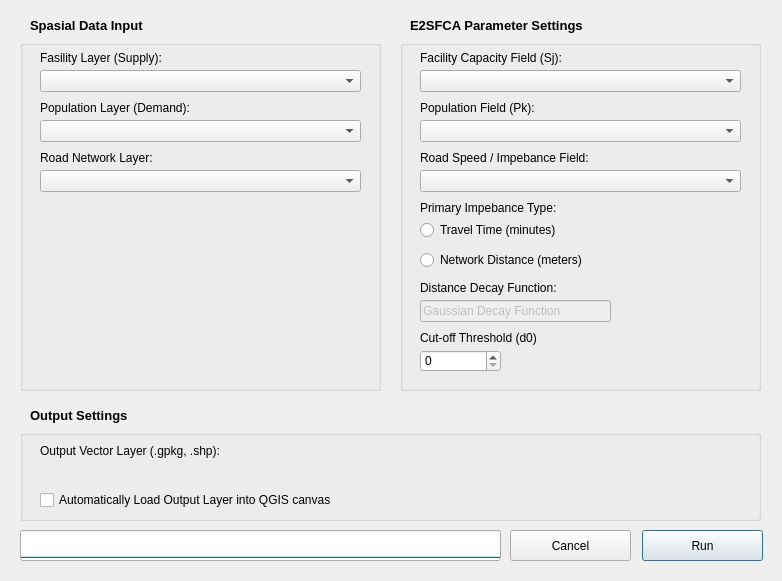
Qt form e2sfca_plugin_dialog_base.ui (daffaridho26/qgis-e2sfca-plugin) before a commit.
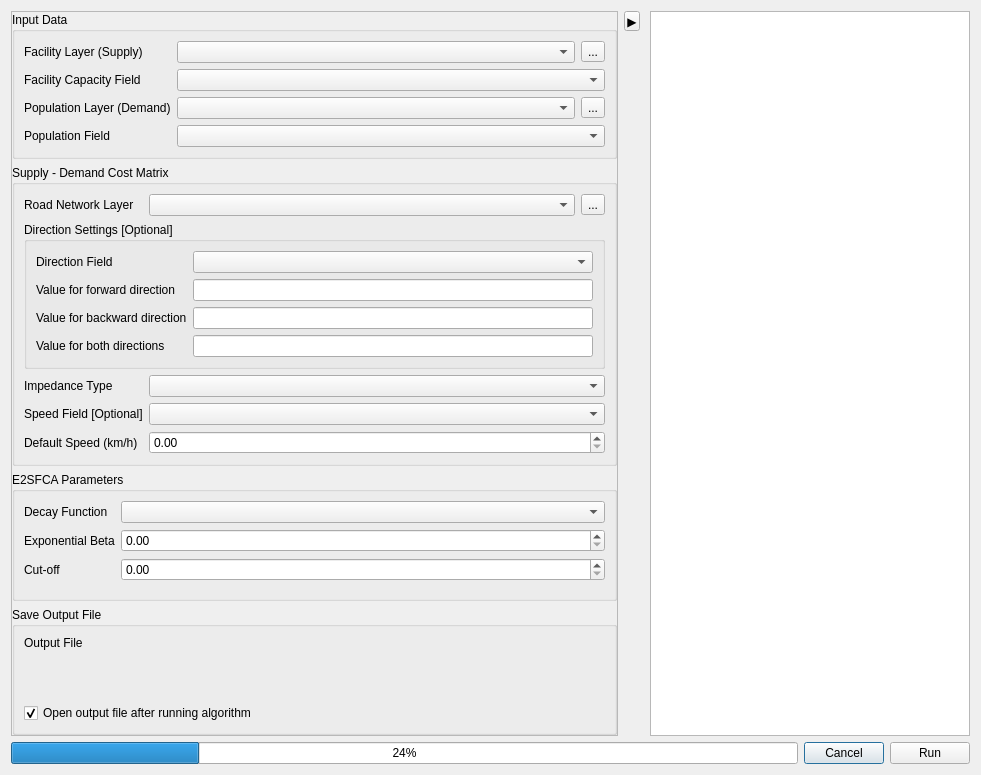
The same form after that commit. Custom widgets are drawn as their Qt base class.

```diff
--- a/e2sfca_plugin_dialog_base.ui
+++ b/e2sfca_plugin_dialog_base.ui
@@ -6,8 +6,8 @@
    <rect>
     <x>0</x>
     <y>0</y>
-    <width>782</width>
-    <height>581</height>
+    <width>981</width>
+    <height>775</height>
    </rect>
   </property>
   <property name="minimumSize">
@@ -19,659 +19,389 @@
   <property name="windowTitle">
    <string>E2SFCA Accessibility Calculator</string>
   </property>
-  <widget class="QGroupBox" name="group_spatial_input">
-   <property name="geometry">
-    <rect>
-     <x>20</x>
-     <y>40</y>
-     <width>361</width>
-     <height>351</height>
-    </rect>
-   </property>
-   <property name="title">
-    <string/>
-   </property>
-   <widget class="QComboBox" name="combo_facility_layer">
-    <property name="geometry">
-     <rect>
-      <x>20</x>
-      <y>30</y>
-      <width>321</width>
-      <height>22</height>
-     </rect>
-    </property>
-    <property name="font">
-     <font>
-      <pointsize>9</pointsize>
-     </font>
-    </property>
-    <property name="toolTip">
-     <string>Select the facility point layer (Supply).</string>
-    </property>
-   </widget>
-   <widget class="QComboBox" name="combo_pop_layer">
-    <property name="geometry">
-     <rect>
-      <x>20</x>
-      <y>80</y>
-      <width>321</width>
-      <height>22</height>
-     </rect>
-    </property>
-    <property name="font">
-     <font>
-      <pointsize>9</pointsize>
-     </font>
-    </property>
-    <property name="toolTip">
-     <string>Select the settlement centroid or population point layer (Demand).</string>
-    </property>
-   </widget>
-   <widget class="QComboBox" name="combo_road_layer">
-    <property name="geometry">
-     <rect>
-      <x>20</x>
-      <y>130</y>
-      <width>321</width>
-      <height>22</height>
-     </rect>
-    </property>
-    <property name="font">
-     <font>
-      <pointsize>9</pointsize>
-     </font>
-    </property>
-    <property name="toolTip">
-     <string>Select the road network line layer for network routing analysis.</string>
-    </property>
-   </widget>
-   <widget class="QLabel" name="label_1">
-    <property name="geometry">
-     <rect>
-      <x>20</x>
-      <y>10</y>
-      <width>191</width>
-      <height>16</height>
-     </rect>
-    </property>
-    <property name="font">
-     <font>
-      <pointsize>9</pointsize>
-     </font>
-    </property>
-    <property name="toolTip">
-     <string>Select the facility point layer (Supply).</string>
-    </property>
-    <property name="text">
-     <string>Fasility Layer (Supply):</string>
-    </property>
-   </widget>
-   <widget class="QLabel" name="label_3">
-    <property name="geometry">
-     <rect>
-      <x>20</x>
-      <y>110</y>
-      <width>161</width>
-      <height>16</height>
-     </rect>
-    </property>
-    <property name="font">
-     <font>
-      <pointsize>9</pointsize>
-     </font>
-    </property>
-    <property name="toolTip">
-     <string>Select the road network line layer for network routing analysis.</string>
-    </property>
-    <property name="text">
-     <string>Road Network Layer:</string>
-    </property>
-   </widget>
-   <widget class="QLabel" name="label_4">
-    <property name="geometry">
-     <rect>
-      <x>20</x>
-      <y>60</y>
-      <width>201</width>
-      <height>16</height>
-     </rect>
-    </property>
-    <property name="font">
-     <font>
-      <pointsize>9</pointsize>
-     </font>
-    </property>
-    <property name="toolTip">
-     <string>Select the settlement centroid or population point layer (Demand).</string>
-    </property>
-    <property name="text">
-     <string>Population Layer (Demand):</string>
-    </property>
-   </widget>
-  </widget>
-  <widget class="QGroupBox" name="group_parameters">
-   <property name="geometry">
-    <rect>
-     <x>400</x>
-     <y>40</y>
-     <width>361</width>
-     <height>351</height>
-    </rect>
-   </property>
-   <property name="title">
-    <string/>
-   </property>
-   <widget class="QSpinBox" name="spin_threshold">
-    <property name="geometry">
-     <rect>
-      <x>20</x>
-      <y>310</y>
-      <width>81</width>
-      <height>22</height>
-     </rect>
-    </property>
-    <property name="font">
-     <font>
-      <pointsize>9</pointsize>
-     </font>
-    </property>
-    <property name="toolTip">
-     <string>Set the maximum travel time/distance threshold (cut-off threshold d0).</string>
-    </property>
-   </widget>
-   <widget class="QComboBox" name="combo_capacity_field">
-    <property name="geometry">
-     <rect>
-      <x>20</x>
-      <y>30</y>
-      <width>321</width>
-      <height>22</height>
-     </rect>
-    </property>
-    <property name="font">
-     <font>
-      <pointsize>9</pointsize>
-     </font>
-    </property>
-    <property name="toolTip">
-     <string>Select the facility capacity attribute field (Sj).</string>
-    </property>
-   </widget>
-   <widget class="QComboBox" name="combo_pop_field">
-    <property name="geometry">
-     <rect>
-      <x>20</x>
-      <y>80</y>
-      <width>321</width>
-      <height>22</height>
-     </rect>
-    </property>
-    <property name="font">
-     <font>
-      <pointsize>9</pointsize>
-     </font>
-    </property>
-    <property name="toolTip">
-     <string>Select the population count attribute field (Pk) for each settlement location.</string>
-    </property>
-   </widget>
-   <widget class="QComboBox" name="combo_speed_field">
-    <property name="geometry">
-     <rect>
-      <x>20</x>
-      <y>130</y>
-      <width>321</width>
-      <height>22</height>
-     </rect>
-    </property>
-    <property name="font">
-     <font>
-      <pointsize>9</pointsize>
-     </font>
-    </property>
-    <property name="toolTip">
-     <string>Select the average travel speed attribute field based on road classification.</string>
-    </property>
-   </widget>
-   <widget class="QLabel" name="label_2">
-    <property name="geometry">
-     <rect>
-      <x>20</x>
-      <y>10</y>
-      <width>201</width>
-      <height>16</height>
-     </rect>
-    </property>
-    <property name="font">
-     <font>
-      <pointsize>9</pointsize>
-     </font>
-    </property>
-    <property name="toolTip">
-     <string>Select the facility capacity attribute field (Sj).</string>
-    </property>
-    <property name="text">
-     <string>Facility Capacity Field (Sj):</string>
-    </property>
-   </widget>
-   <widget class="QLabel" name="label_5">
-    <property name="geometry">
-     <rect>
-      <x>20</x>
-      <y>60</y>
-      <width>141</width>
-      <height>16</height>
-     </rect>
-    </property>
-    <property name="font">
-     <font>
-      <pointsize>9</pointsize>
-     </font>
-    </property>
-    <property name="toolTip">
-     <string>Select the population count attribute field (Pk) for each settlement location.</string>
-    </property>
-    <property name="text">
-     <string>Population Field (Pk):</string>
-    </property>
-   </widget>
-   <widget class="QLabel" name="label_6">
-    <property name="geometry">
-     <rect>
-      <x>20</x>
-      <y>110</y>
-      <width>241</width>
-      <height>16</height>
-     </rect>
-    </property>
-    <property name="font">
-     <font>
-      <pointsize>9</pointsize>
-     </font>
-    </property>
-    <property name="toolTip">
-     <string>Select the average travel speed attribute field based on road classification.</string>
-    </property>
-    <property name="text">
-     <string>Road Speed / Impebance Field:</string>
-    </property>
-   </widget>
-   <widget class="QLabel" name="label_7">
-    <property name="geometry">
-     <rect>
-      <x>20</x>
-      <y>160</y>
-      <width>211</width>
-      <height>16</height>
-     </rect>
-    </property>
-    <property name="font">
-     <font>
-      <pointsize>9</pointsize>
-     </font>
-    </property>
-    <property name="toolTip">
-     <string>Network Travel Impedance Criterion.
-
-Options:
-- Travel Time (minutes): calculated using road speed and segment length
-- Network Distance (meters): calculated based on network shortest path</string>
-    </property>
-    <property name="text">
-     <string>Primary Impebance Type:</string>
-    </property>
-   </widget>
-   <widget class="QRadioButton" name="radio_time">
-    <property name="geometry">
-     <rect>
-      <x>20</x>
-      <y>180</y>
-      <width>201</width>
-      <height>20</height>
-     </rect>
-    </property>
-    <property name="font">
-     <font>
-      <pointsize>9</pointsize>
-     </font>
-    </property>
-    <property name="toolTip">
-     <string>Use travel time (minutes) as network travel impedance.</string>
-    </property>
-    <property name="text">
-     <string>Travel Time (minutes)</string>
-    </property>
-   </widget>
-   <widget class="QRadioButton" name="radio_distance">
-    <property name="geometry">
-     <rect>
-      <x>20</x>
-      <y>210</y>
-      <width>211</width>
-      <height>20</height>
-     </rect>
-    </property>
-    <property name="font">
-     <font>
-      <pointsize>9</pointsize>
-     </font>
-    </property>
-    <property name="toolTip">
-     <string>Use network distance (meters) as travel impedance.</string>
-    </property>
-    <property name="text">
-     <string>Network Distance (meters)</string>
-    </property>
-   </widget>
-   <widget class="QLabel" name="label_8">
-    <property name="geometry">
-     <rect>
-      <x>20</x>
-      <y>240</y>
-      <width>211</width>
-      <height>16</height>
-     </rect>
-    </property>
-    <property name="font">
-     <font>
-      <pointsize>9</pointsize>
-     </font>
-    </property>
-    <property name="text">
-     <string>Distance Decay Function:</string>
-    </property>
-   </widget>
-   <widget class="QLabel" name="label_9">
-    <property name="geometry">
-     <rect>
-      <x>20</x>
-      <y>290</y>
-      <width>211</width>
-      <height>16</height>
-     </rect>
-    </property>
-    <property name="minimumSize">
-     <size>
-      <width>0</width>
-      <height>16</height>
-     </size>
-    </property>
-    <property name="font">
-     <font>
-      <pointsize>9</pointsize>
-     </font>
-    </property>
-    <property name="toolTip">
-     <string>Continuous Gaussian distance decay function that defines how the accessibility influence decreases with travel time/distance.
-
-Options:
-- Continuous Gaussian: smooth, bell-shaped falloff within threshold (d0)
-- Step 1 (Sub-zone 1): 0 - d1 (High weight)
-- Step 2 (Sub-zone 2): d1 - d2 (Medium weight)
-- Step 3 (Sub-zone 3): d2 - d0 (Low weight)</string>
-    </property>
-    <property name="text">
-     <string>Cut-off Threshold (d0)</string>
-    </property>
-   </widget>
-   <widget class="QLineEdit" name="line_gaussian">
-    <property name="enabled">
-     <bool>false</bool>
-    </property>
-    <property name="geometry">
-     <rect>
-      <x>20</x>
-      <y>260</y>
-      <width>191</width>
-      <height>22</height>
-     </rect>
-    </property>
-    <property name="font">
-     <font>
-      <pointsize>9</pointsize>
-     </font>
-    </property>
-    <property name="toolTip">
-     <string>Peluruhan Gaussian (Gaussian Decay):
-• Konsep: Memodelkan perilaku perjalanan masyarakat secara intuitif menggunakan kurva peluruhan bergradasi halus (berbentuk kurva-S).
-• Karakteristik: Memberikan bobot tertinggi (W=1.00) di titik asal terdekat, menurun cukup cepat di area menengah, dan melambat mendekati nol saat mencapai ambang waktu maksimum (d0).
-• Keunggulan: Menghilangkan asumsi &quot;diskretisasi kaku&quot; di mana seluruh titik dalam satu zona dianggap memiliki akses yang sama.</string>
-    </property>
-    <property name="text">
-     <string>Gaussian Decay Function</string>
-    </property>
-    <property name="readOnly">
-     <bool>true</bool>
-    </property>
-   </widget>
-  </widget>
-  <widget class="QGroupBox" name="group_output">
-   <property name="geometry">
-    <rect>
-     <x>20</x>
-     <y>430</y>
-     <width>741</width>
-     <height>91</height>
-    </rect>
-   </property>
-   <property name="title">
-    <string/>
-   </property>
-   <widget class="QLabel" name="label_11">
-    <property name="geometry">
-     <rect>
-      <x>20</x>
-      <y>0</y>
-      <width>241</width>
-      <height>21</height>
-     </rect>
-    </property>
-    <property name="font">
-     <font>
-      <pointsize>9</pointsize>
-     </font>
-    </property>
-    <property name="text">
-     <string/>
-    </property>
-   </widget>
-   <widget class="QCheckBox" name="chk_autoload">
-    <property name="geometry">
-     <rect>
-      <x>20</x>
-      <y>60</y>
-      <width>361</width>
-      <height>20</height>
-     </rect>
-    </property>
-    <property name="font">
-     <font>
-      <pointsize>9</pointsize>
-     </font>
-    </property>
-    <property name="toolTip">
-     <string>Check to automatically render the thematic output layer on the QGIS canvas.</string>
-    </property>
-    <property name="text">
-     <string>Automatically Load Output Layer into QGIS canvas</string>
-    </property>
-   </widget>
-   <widget class="QgsFileWidget" name="output_file_widget">
-    <property name="geometry">
-     <rect>
-      <x>20</x>
-      <y>30</y>
-      <width>701</width>
-      <height>27</height>
-     </rect>
-    </property>
-    <property name="font">
-     <font>
-      <pointsize>9</pointsize>
-     </font>
-    </property>
-    <property name="dialogTitle">
-     <string>Pilih Lokasi Simpan Hasil E2SFCA</string>
-    </property>
-    <property name="filter">
-     <string>GeoPackage (*.gpkg);;Shapefile (*.shp)</string>
-    </property>
-    <property name="storageMode">
-     <enum>QgsFileWidget::SaveFile</enum>
-    </property>
-   </widget>
-   <widget class="QLabel" name="label_10">
-    <property name="geometry">
-     <rect>
-      <x>20</x>
-      <y>10</y>
-      <width>241</width>
-      <height>21</height>
-     </rect>
-    </property>
-    <property name="font">
-     <font>
-      <pointsize>9</pointsize>
-     </font>
-    </property>
-    <property name="toolTip">
-     <string>Specify the destination folder and output file path (.gpkg/.shp).</string>
-    </property>
-    <property name="lineWidth">
-     <number>6</number>
-    </property>
-    <property name="text">
-     <string>Output Vector Layer (.gpkg, .shp):</string>
-    </property>
-   </widget>
-  </widget>
-  <widget class="QProgressBar" name="progress_bar">
-   <property name="geometry">
-    <rect>
-     <x>20</x>
-     <y>530</y>
-     <width>481</width>
-     <height>31</height>
-    </rect>
-   </property>
-   <property name="font">
-    <font>
-     <pointsize>9</pointsize>
-    </font>
-   </property>
-   <property name="value">
-    <number>0</number>
-   </property>
-   <property name="orientation">
-    <enum>Qt::Vertical</enum>
-   </property>
-  </widget>
-  <widget class="QLabel" name="label_12">
-   <property name="geometry">
-    <rect>
-     <x>410</x>
-     <y>10</y>
-     <width>251</width>
-     <height>31</height>
-    </rect>
-   </property>
-   <property name="minimumSize">
-    <size>
-     <width>2</width>
-     <height>7</height>
-    </size>
-   </property>
-   <property name="font">
-    <font>
-     <pointsize>10</pointsize>
-     <weight>75</weight>
-     <bold>true</bold>
-     <stylestrategy>PreferAntialias</stylestrategy>
-    </font>
-   </property>
-   <property name="frameShape">
-    <enum>QFrame::NoFrame</enum>
-   </property>
-   <property name="text">
-    <string>E2SFCA Parameter Settings</string>
-   </property>
-  </widget>
-  <widget class="QLabel" name="label_13">
-   <property name="geometry">
-    <rect>
-     <x>30</x>
-     <y>400</y>
-     <width>201</width>
-     <height>31</height>
-    </rect>
-   </property>
-   <property name="font">
-    <font>
-     <pointsize>10</pointsize>
-     <weight>75</weight>
-     <bold>true</bold>
-     <stylestrategy>PreferAntialias</stylestrategy>
-    </font>
-   </property>
-   <property name="frameShape">
-    <enum>QFrame::NoFrame</enum>
-   </property>
-   <property name="text">
-    <string>Output Settings</string>
-   </property>
-  </widget>
-  <widget class="QLabel" name="label_14">
-   <property name="geometry">
-    <rect>
-     <x>30</x>
-     <y>10</y>
-     <width>201</width>
-     <height>31</height>
-    </rect>
-   </property>
-   <property name="font">
-    <font>
-     <pointsize>10</pointsize>
-     <weight>75</weight>
-     <bold>true</bold>
-     <stylestrategy>PreferAntialias</stylestrategy>
-    </font>
-   </property>
-   <property name="frameShape">
-    <enum>QFrame::NoFrame</enum>
-   </property>
-   <property name="text">
-    <string>Spasial Data Input</string>
-   </property>
-  </widget>
-  <widget class="QPushButton" name="btn_run">
-   <property name="geometry">
-    <rect>
-     <x>642</x>
-     <y>530</y>
-     <width>121</width>
-     <height>31</height>
-    </rect>
-   </property>
-   <property name="text">
-    <string>Run</string>
-   </property>
-  </widget>
-  <widget class="QPushButton" name="btn_cancel">
-   <property name="geometry">
-    <rect>
-     <x>510</x>
-     <y>530</y>
-     <width>121</width>
-     <height>31</height>
-    </rect>
-   </property>
-   <property name="text">
-    <string>Cancel</string>
-   </property>
-  </widget>
+  <layout class="QVBoxLayout" name="verticalLayout_4">
+   <item>
+    <layout class="QHBoxLayout" name="horizontalLayout_4">
+     <item>
+      <widget class="QScrollArea" name="scrollArea">
+       <property name="minimumSize">
+        <size>
+         <width>360</width>
+         <height>0</height>
+        </size>
+       </property>
+       <property name="widgetResizable">
+        <bool>true</bool>
+       </property>
+       <widget class="QWidget" name="scrollAreaWidgetContents">
+        <property name="geometry">
+         <rect>
+          <x>0</x>
+          <y>0</y>
+          <width>599</width>
+          <height>712</height>
+         </rect>
+        </property>
+        <layout class="QVBoxLayout" name="verticalLayout_2">
+         <property name="leftMargin">
+          <number>0</number>
+         </property>
+         <property name="topMargin">
+          <number>0</number>
+         </property>
+         <property name="rightMargin">
+          <number>0</number>
+         </property>
+         <property name="bottomMargin">
+          <number>0</number>
+         </property>
+         <item>
+          <widget class="QGroupBox" name="groupBox">
+           <property name="title">
+            <string>Input Data</string>
+           </property>
+           <layout class="QFormLayout" name="formLayout">
+            <item row="0" column="0">
+             <widget class="QLabel" name="label">
+              <property name="text">
+               <string>Facility Layer (Supply)</string>
+              </property>
+             </widget>
+            </item>
+            <item row="0" column="1">
+             <layout class="QHBoxLayout" name="horizontalLayout">
+              <item>
+               <widget class="QComboBox" name="comboBox"/>
+              </item>
+              <item>
+               <widget class="QToolButton" name="toolButton">
+                <property name="text">
+                 <string>...</string>
+                </property>
+               </widget>
+              </item>
+             </layout>
+            </item>
+            <item row="1" column="0">
+             <widget class="QLabel" name="label_2">
+              <property name="text">
+               <string>Facility Capacity Field</string>
+              </property>
+             </widget>
+            </item>
+            <item row="1" column="1">
+             <widget class="QComboBox" name="comboBox_2"/>
+            </item>
+            <item row="2" column="0">
+             <widget class="QLabel" name="label_3">
+              <property name="text">
+               <string>Population Layer (Demand)</string>
+              </property>
+             </widget>
+            </item>
+            <item row="2" column="1">
+             <layout class="QHBoxLayout" name="horizontalLayout_2">
+              <item>
+               <widget class="QComboBox" name="comboBox_3"/>
+              </item>
+              <item>
+               <widget class="QToolButton" name="toolButton_2">
+                <property name="text">
+                 <string>...</string>
+                </property>
+               </widget>
+              </item>
+             </layout>
+            </item>
+            <item row="3" column="0">
+             <widget class="QLabel" name="label_4">
+              <property name="text">
+               <string>Population Field</string>
+              </property>
+             </widget>
+            </item>
+            <item row="3" column="1">
+             <widget class="QComboBox" name="comboBox_4"/>
+            </item>
+           </layout>
+          </widget>
+         </item>
+         <item>
+          <widget class="QGroupBox" name="groupBox_2">
+           <property name="title">
+            <string>Supply - Demand Cost Matrix</string>
+           </property>
+           <layout class="QFormLayout" name="formLayout_2">
+            <item row="0" column="0">
+             <widget class="QLabel" name="label_5">
+              <property name="text">
+               <string>Road Network Layer</string>
+              </property>
+             </widget>
+            </item>
+            <item row="0" column="1">
+             <layout class="QHBoxLayout" name="horizontalLayout_3">
+              <item>
+               <widget class="QComboBox" name="comboBox_5"/>
+              </item>
+              <item>
+               <widget class="QToolButton" name="toolButton_3">
+                <property name="text">
+                 <string>...</string>
+                </property>
+               </widget>
+              </item>
+             </layout>
+            </item>
+            <item row="1" column="0" colspan="2">
+             <widget class="QgsCollapsibleGroupBox" name="mGroupBox">
+              <property name="title">
+               <string>Direction Settings [Optional]</string>
+              </property>
+              <layout class="QFormLayout" name="formLayout_5">
+               <item row="0" column="0">
+                <widget class="QLabel" name="label_12">
+                 <property name="text">
+                  <string>Direction Field</string>
+                 </property>
+                </widget>
+               </item>
+               <item row="0" column="1">
+                <widget class="QComboBox" name="comboBox_9"/>
+               </item>
+               <item row="1" column="0">
+                <widget class="QLabel" name="label_13">
+                 <property name="text">
+                  <string>Value for forward direction</string>
+                 </property>
+                </widget>
+               </item>
+               <item row="1" column="1">
+                <widget class="QLineEdit" name="lineEdit"/>
+               </item>
+               <item row="2" column="0">
+                <widget class="QLabel" name="label_14">
+                 <property name="text">
+                  <string>Value for backward direction</string>
+                 </property>
+                </widget>
+               </item>
+               <item row="2" column="1">
+                <widget class="QLineEdit" name="lineEdit_2"/>
+               </item>
+               <item row="3" column="1">
+                <widget class="QLineEdit" name="lineEdit_3"/>
+               </item>
+               <item row="3" column="0">
+                <widget class="QLabel" name="label_15">
+                 <property name="text">
+                  <string>Value for both directions</string>
+                 </property>
+                </widget>
+               </item>
+              </layout>
+             </widget>
+            </item>
+            <item row="2" column="0">
+             <widget class="QLabel" name="label_6">
+              <property name="text">
+               <string>Impedance Type</string>
+              </property>
+             </widget>
+            </item>
+            <item row="2" column="1">
+             <widget class="QComboBox" name="comboBox_6"/>
+            </item>
+            <item row="3" column="0">
+             <widget class="QLabel" name="label_7">
+              <property name="text">
+               <string>Speed Field [Optional]</string>
+              </property>
+             </widget>
+            </item>
+            <item row="3" column="1">
+             <widget class="QComboBox" name="comboBox_7"/>
+            </item>
+            <item row="4" column="0">
+             <widget class="QLabel" name="label_8">
+              <property name="text">
+               <string>Default Speed (km/h)</string>
+              </property>
+             </widget>
+            </item>
+            <item row="4" column="1">
+             <widget class="QDoubleSpinBox" name="doubleSpinBox"/>
+            </item>
+           </layout>
+          </widget>
+         </item>
+         <item>
+          <widget class="QGroupBox" name="groupBox_4">
+           <property name="title">
+            <string>E2SFCA Parameters</string>
+           </property>
+           <layout class="QFormLayout" name="formLayout_4">
+            <item row="0" column="0">
+             <widget class="QLabel" name="label_11">
+              <property name="text">
+               <string>Decay Function</string>
+              </property>
+             </widget>
+            </item>
+            <item row="0" column="1">
+             <widget class="QComboBox" name="comboBox_8"/>
+            </item>
+            <item row="1" column="0">
+             <widget class="QLabel" name="label_16">
+              <property name="text">
+               <string>Exponential Beta</string>
+              </property>
+             </widget>
+            </item>
+            <item row="1" column="1">
+             <widget class="QDoubleSpinBox" name="doubleSpinBox_3"/>
+            </item>
+            <item row="2" column="0">
+             <widget class="QLabel" name="label_9">
+              <property name="text">
+               <string>Cut-off</string>
+              </property>
+             </widget>
+            </item>
+            <item row="2" column="1">
+             <widget class="QDoubleSpinBox" name="doubleSpinBox_2"/>
+            </item>
+           </layout>
+          </widget>
+         </item>
+         <item>
+          <widget class="QGroupBox" name="groupBox_3">
+           <property name="title">
+            <string>Save Output File</string>
+           </property>
+           <layout class="QVBoxLayout" name="verticalLayout">
+            <item>
+             <layout class="QFormLayout" name="formLayout_3">
+              <property name="verticalSpacing">
+               <number>7</number>
+              </property>
+              <item row="0" column="0">
+               <widget class="QLabel" name="label_10">
+                <property name="text">
+                 <string>Output File</string>
+                </property>
+               </widget>
+              </item>
+              <item row="0" column="1">
+               <widget class="QgsFileWidget" name="mQgsFileWidget"/>
+              </item>
+             </layout>
+            </item>
+            <item>
+             <widget class="QCheckBox" name="checkBox">
+              <property name="text">
+               <string>Open output file after running algorithm</string>
+              </property>
+              <property name="checked">
+               <bool>true</bool>
+              </property>
+             </widget>
+            </item>
+           </layout>
+          </widget>
+         </item>
+        </layout>
+       </widget>
+      </widget>
+     </item>
+     <item>
+      <layout class="QVBoxLayout" name="verticalLayout_3">
+       <item>
+        <widget class="QToolButton" name="toolButton_4">
+         <property name="minimumSize">
+          <size>
+           <width>16</width>
+           <height>20</height>
+          </size>
+         </property>
+         <property name="maximumSize">
+          <size>
+           <width>16</width>
+           <height>20</height>
+          </size>
+         </property>
+         <property name="text">
+          <string>▶</string>
+         </property>
+        </widget>
+       </item>
+       <item>
+        <spacer name="verticalSpacer">
+         <property name="orientation">
+          <enum>Qt::Vertical</enum>
+         </property>
+         <property name="sizeHint" stdset="0">
+          <size>
+           <width>20</width>
+           <height>418</height>
+          </size>
+         </property>
+        </spacer>
+       </item>
+      </layout>
+     </item>
+     <item>
+      <widget class="QTextBrowser" name="textBrowser">
+       <property name="minimumSize">
+        <size>
+         <width>210</width>
+         <height>0</height>
+        </size>
+       </property>
+       <property name="maximumSize">
+        <size>
+         <width>320</width>
+         <height>16777215</height>
+        </size>
+       </property>
+      </widget>
+     </item>
+    </layout>
+   </item>
+   <item>
+    <layout class="QHBoxLayout" name="horizontalLayout_5">
+     <item>
+      <widget class="QProgressBar" name="progressBar">
+       <property name="value">
+        <number>24</number>
+       </property>
+      </widget>
+     </item>
+     <item>
+      <widget class="QPushButton" name="pushButton">
+       <property name="text">
+        <string>Cancel</string>
+       </property>
+      </widget>
+     </item>
+     <item>
+      <widget class="QPushButton" name="pushButton_2">
+       <property name="text">
+        <string>Run</string>
+       </property>
+      </widget>
+     </item>
+    </layout>
+   </item>
+  </layout>
  </widget>
  <customwidgets>
+  <customwidget>
+   <class>QgsCollapsibleGroupBox</class>
+   <extends>QGroupBox</extends>
+   <header>qgscollapsiblegroupbox.h</header>
+   <container>1</container>
+  </customwidget>
   <customwidget>
    <class>QgsFileWidget</class>
    <extends>QWidget</extends>
```
